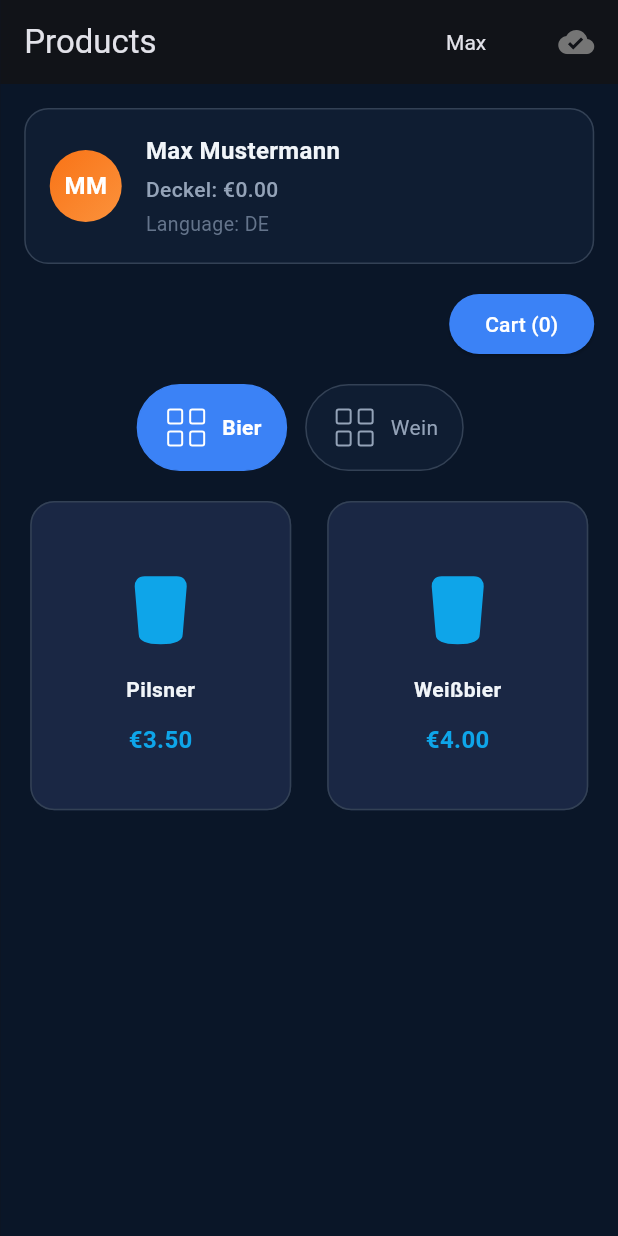
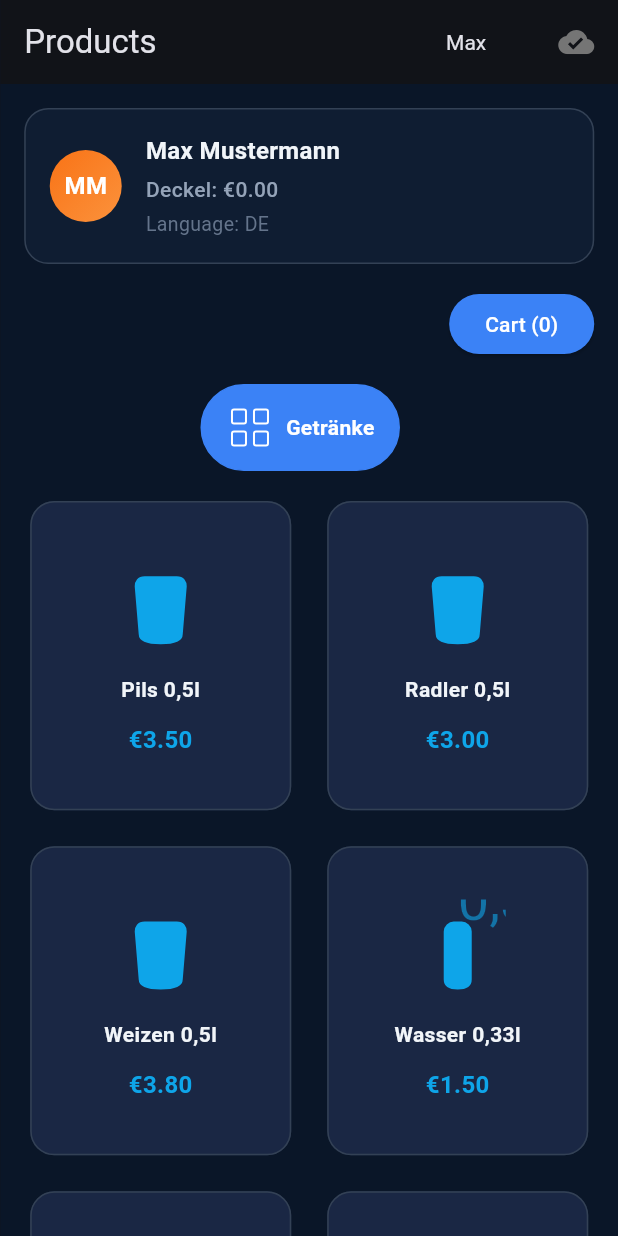
Before and after one commit to dgloeckner/clubbar, a Flutter app: the screen it shows after launch, after a tap on the "contactless" icon, on a phone screen of 412 x 824 dp. Run offline on Flutter 3.47's test engine with Material 3 defaults, Android fonts, the phone set to English and light mode, and no system bars; our stand-ins replace drift, flutter_svg, go_router, logger, sqflite_common_ffi; accounts and stored records are empty; generated files the repository leaves out were written again.

Commit message:
fix: align mock data and icon mappings with target design
- Updated categories from Bier/Wein to Getränke/Sauna
- Expanded products from 3 to 8 items with correct pricing
- Added comprehensive product name aliases in icon registry:
  - Pilsner → pils_icon.svg
  - Weißbier → weizen_icon.svg
  - Apfelschorle → lemonade_icon.svg
  - Apfelwein → appler_icon.svg
  - Wasser variants → water_small/large_icon.svg
  - Kaffee → fallback to pils_icon.svg (no coffee icon)
- All 204 tests passing

Co-Authored-By: Claude Haiku 4.5 <noreply@anthropic.com>

```diff
--- a/terminal-frontend/lib/main.dart
+++ b/terminal-frontend/lib/main.dart
@@ -37,14 +37,14 @@ Future<void> _seedMockData(RuderbarDatabase database) async {
       await productsRepo.upsertCategories([
       CategoryDTO(
         id: 'cat-1',
-        names: {'de': 'Bier', 'en': 'Beer'},
+        names: {'de': 'Getränke', 'en': 'Drinks'},
         displayOrder: 1,
         isActive: true,
         updatedAt: '2025-02-01T10:00:00Z',
       ),
       CategoryDTO(
         id: 'cat-2',
-        names: {'de': 'Wein', 'en': 'Wine'},
+        names: {'de': 'Sauna', 'en': 'Sauna'},
         displayOrder: 2,
         isActive: true,
         updatedAt: '2025-02-01T10:00:00Z',
@@ -52,10 +52,11 @@ Future<void> _seedMockData(RuderbarDatabase database) async {
     ]);
 
     await productsRepo.upsertProducts([
+      // Getränke / Drinks
       ProductDTO(
         id: 'prod-1',
         categoryId: 'cat-1',
-        names: {'de': 'Pilsner', 'en': 'Pilsner'},
+        names: {'de': 'Pils 0,5l', 'en': 'Pils 0.5l'},
         descriptions: null,
         priceCents: 350,
         isActive: true,
@@ -64,18 +65,63 @@ Future<void> _seedMockData(RuderbarDatabase database) async {
       ProductDTO(
         id: 'prod-2',
         categoryId: 'cat-1',
-        names: {'de': 'Weißbier', 'en': 'Wheat Beer'},
+        names: {'de': 'Radler 0,5l', 'en': 'Radler 0.5l'},
         descriptions: null,
-        priceCents: 400,
+        priceCents: 300,
         isActive: true,
         updatedAt: '2025-02-01T10:00:00Z',
       ),
       ProductDTO(
         id: 'prod-3',
-        categoryId: 'cat-2',
-        names: {'de': 'Rotwein', 'en': 'Red Wine'},
+        categoryId: 'cat-1',
+        names: {'de': 'Weizen 0,5l', 'en': 'Weizen 0.5l'},
         descriptions: null,
-        priceCents: 600,
+        priceCents: 380,
+        isActive: true,
+        updatedAt: '2025-02-01T10:00:00Z',
+      ),
+      ProductDTO(
+        id: 'prod-4',
+        categoryId: 'cat-1',
+        names: {'de': 'Wasser 0,33l', 'en': 'Water 0.33l'},
+        descriptions: null,
+        priceCents: 150,
+        isActive: true,
+        updatedAt: '2025-02-01T10:00:00Z',
+      ),
+      ProductDTO(
+        id: 'prod-5',
+        categoryId: 'cat-1',
+        names: {'de': 'Apfelschorle', 'en': 'Apple Spritzer'},
+        descriptions: null,
+        priceCents: 200,
+        isActive: true,
+        updatedAt: '2025-02-01T10:00:00Z',
+      ),
+      ProductDTO(
+        id: 'prod-6',
+        categoryId: 'cat-1',
+        names: {'de': 'Apfelwein 1l', 'en': 'Cider 1l'},
+        descriptions: null,
+        priceCents: 300,
+        isActive: true,
+        updatedAt: '2025-02-01T10:00:00Z',
+      ),
+      ProductDTO(
+        id: 'prod-7',
+        categoryId: 'cat-1',
+        names: {'de': 'Wasser 1l', 'en': 'Water 1l'},
+        descriptions: null,
+        priceCents: 200,
+        isActive: true,
+        updatedAt: '2025-02-01T10:00:00Z',
+      ),
+      ProductDTO(
+        id: 'prod-8',
+        categoryId: 'cat-1',
+        names: {'de': 'Kaffee', 'en': 'Coffee'},
+        descriptions: null,
+        priceCents: 200,
         isActive: true,
         updatedAt: '2025-02-01T10:00:00Z',
       ),
--- a/terminal-frontend/lib/utils/icon_registry.dart
+++ b/terminal-frontend/lib/utils/icon_registry.dart
@@ -56,42 +56,70 @@ Widget getCategoryIcon(
 /// Map product name to SVG asset path
 String _getProductIconPath(String? productName) {
   switch (productName?.toLowerCase()) {
+    // Pils variants
     case 'pils':
+    case 'pilsner':
       return 'assets/icons/products/pils_icon.svg';
+    // Weizen variants
     case 'weizen':
+    case 'weißbier':
+    case 'wheat beer':
       return 'assets/icons/products/weizen_icon.svg';
+    // Beer AF variants
     case 'beeralf':
     case 'beer_af':
     case 'alcohol_free_beer':
       return 'assets/icons/products/beer_af_icon.svg';
+    // Radler variants
     case 'radler':
       return 'assets/icons/products/radler_icon.svg';
+    // Lemonade/Apfelschorle variants
     case 'lemonade':
+    case 'apfelschorle':
       return 'assets/icons/products/lemonade_icon.svg';
+    // Apple juice variants
     case 'applejuice':
     case 'apple_juice':
       return 'assets/icons/products/apple_juice_icon.svg';
+    // Apfelwein/Apple cider variants
     case 'appler':
     case 'apple_cider':
+    case 'apfelwein':
       return 'assets/icons/products/appler_icon.svg';
+    // Water large variants
     case 'waterlarge':
     case 'water_large':
+    case 'wasser 1l':
+    case 'wasser1l':
+    case 'wasser groß':
       return 'assets/icons/products/water_large_icon.svg';
+    // Water small variants
     case 'watersmall':
     case 'water_small':
+    case 'wasser 0,33l':
+    case 'wasser033l':
+    case 'wasser klein':
       return 'assets/icons/products/water_small_icon.svg';
+    // Sauna token variants
     case 'saunatoken':
     case 'sauna_token':
       return 'assets/icons/products/sauna_token_icon.svg';
+    // Sauna thermometer variants
     case 'saunathermometer':
     case 'sauna_thermometer':
       return 'assets/icons/products/sauna_thermometer_icon.svg';
+    // Sauna time variants
     case 'saunatime':
     case 'sauna_time':
       return 'assets/icons/products/sauna_time_icon.svg';
+    // Sauna cabin variants
     case 'saunacabin':
     case 'sauna_cabin':
       return 'assets/icons/products/sauna_cabin_icon.svg';
+    // Coffee - no icon available, use fallback
+    case 'kaffee':
+    case 'coffee':
+      return 'assets/icons/products/pils_icon.svg'; // Fallback (no coffee icon)
     default:
       return 'assets/icons/products/pils_icon.svg'; // Safe fallback
   }
```
Also changed, not shown: TODO/current.jpg (added), TODO/target.jpg (added), 1 other file.
